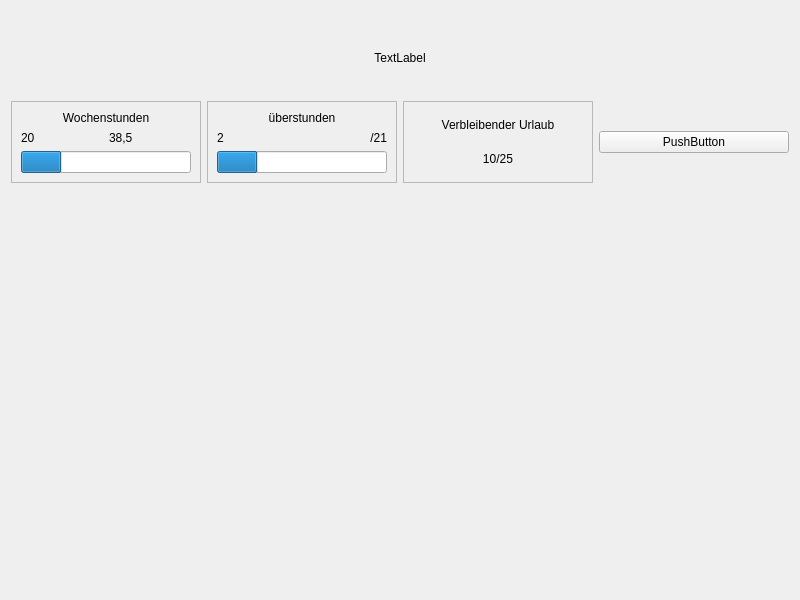
First picture: the form in HR_Managment_System_Application/dashboard.ui, repository MehmetMertt/twentyONE_HR_System, before the edit.
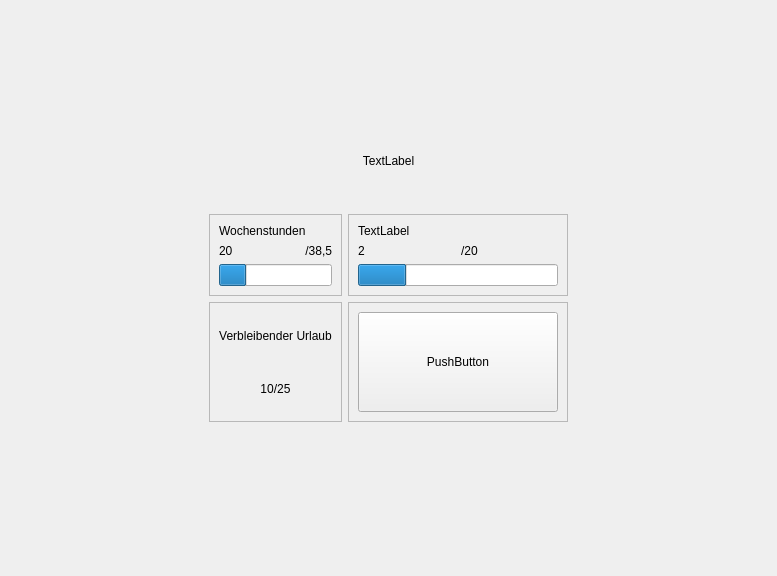
Second picture: the form after the edit.

Commit message: dashboard andere anordnung

The edit to the form file:
```diff
--- a/HR_Managment_System_Application/dashboard.ui
+++ b/HR_Managment_System_Application/dashboard.ui
@@ -6,8 +6,8 @@
    <rect>
     <x>0</x>
     <y>0</y>
-    <width>800</width>
-    <height>600</height>
+    <width>777</width>
+    <height>576</height>
    </rect>
   </property>
   <property name="sizePolicy">
@@ -21,13 +21,10 @@
   </property>
   <layout class="QVBoxLayout" name="verticalLayout_2">
    <item>
-    <spacer name="verticalSpacer">
+    <spacer name="verticalSpacer_2">
      <property name="orientation">
       <enum>Qt::Vertical</enum>
      </property>
-     <property name="sizeType">
-      <enum>QSizePolicy::Maximum</enum>
-     </property>
      <property name="sizeHint" stdset="0">
       <size>
        <width>20</width>
@@ -42,7 +39,7 @@
       <string>TextLabel</string>
      </property>
      <property name="alignment">
-      <set>Qt::AlignHCenter|Qt::AlignTop</set>
+      <set>Qt::AlignCenter</set>
      </property>
      <property name="labeltype" stdset="0">
       <string>wieso</string>
@@ -60,48 +57,110 @@
      <property name="sizeHint" stdset="0">
       <size>
        <width>20</width>
-       <height>30</height>
+       <height>40</height>
       </size>
      </property>
     </spacer>
    </item>
    <item>
-    <layout class="QVBoxLayout" name="verticalLayout">
+    <layout class="QGridLayout" name="gridLayout_7">
+     <item row="0" column="0">
+      <spacer name="horizontalSpacer">
+       <property name="orientation">
+        <enum>Qt::Horizontal</enum>
+       </property>
+       <property name="sizeHint" stdset="0">
+        <size>
+         <width>40</width>
+         <height>20</height>
+        </size>
+       </property>
+      </spacer>
+     </item>
+     <item row="1" column="2">
+      <widget class="QFrame" name="frame_4">
+       <property name="frameShape">
+        <enum>QFrame::StyledPanel</enum>
+       </property>
+       <property name="frameShadow">
+        <enum>QFrame::Raised</enum>
+       </property>
+       <layout class="QVBoxLayout" name="verticalLayout_7">
      <item>
-      <layout class="QHBoxLayout" name="horizontalLayout">
-       <item>
-        <widget class="QFrame" name="frame_18">
+         <widget class="QPushButton" name="pushButton">
          <property name="sizePolicy">
-          <sizepolicy hsizetype="Preferred" vsizetype="Preferred">
-           <horstretch>0</horstretch>
-           <verstretch>0</verstretch>
-          </sizepolicy>
-         </property>
+           <sizepolicy hsizetype="Fixed" vsizetype="Fixed">
+            <horstretch>100</horstretch>
+            <verstretch>100</verstretch>
+           </sizepolicy>
+          </property>
+          <property name="minimumSize">
+           <size>
+            <width>200</width>
+            <height>100</height>
+           </size>
+          </property>
+          <property name="text">
+           <string>PushButton</string>
+          </property>
+         </widget>
+        </item>
+       </layout>
+      </widget>
+     </item>
+     <item row="1" column="1">
+      <widget class="QFrame" name="frame_2">
          <property name="frameShape">
           <enum>QFrame::StyledPanel</enum>
          </property>
          <property name="frameShadow">
           <enum>QFrame::Raised</enum>
          </property>
-         <layout class="QVBoxLayout" name="verticalLayout_23">
+       <layout class="QVBoxLayout" name="verticalLayout_6">
           <item>
-           <widget class="QLabel" name="label_6">
+         <widget class="QLabel" name="label_7">
             <property name="text">
-             <string>Wochenstunden</string>
+           <string>Verbleibender Urlaub</string>
             </property>
             <property name="alignment">
              <set>Qt::AlignCenter</set>
             </property>
-            <property name="labeltype" stdset="0">
-             <string>data_header</string>
-            </property>
-           </widget>
-          </item>
-          <item>
-           <layout class="QHBoxLayout" name="horizontalLayout_25">
+         </widget>
+        </item>
             <item>
              <widget class="QLabel" name="label_8">
               <property name="text">
+           <string>10/25</string>
+          </property>
+          <property name="alignment">
+           <set>Qt::AlignCenter</set>
+          </property>
+         </widget>
+        </item>
+       </layout>
+      </widget>
+     </item>
+     <item row="0" column="1">
+      <widget class="QFrame" name="frame">
+       <property name="frameShape">
+        <enum>QFrame::StyledPanel</enum>
+       </property>
+       <property name="frameShadow">
+        <enum>QFrame::Raised</enum>
+       </property>
+       <layout class="QVBoxLayout" name="verticalLayout_4">
+        <item>
+         <widget class="QLabel" name="label_2">
+          <property name="text">
+           <string>Wochenstunden</string>
+          </property>
+         </widget>
+        </item>
+        <item>
+         <layout class="QHBoxLayout" name="horizontalLayout">
+          <item>
+           <widget class="QLabel" name="label_4">
+            <property name="text">
                <string>20</string>
               </property>
               <property name="labeltype" stdset="0">
@@ -110,12 +169,12 @@
              </widget>
             </item>
             <item>
-             <widget class="QLabel" name="label_7">
+           <widget class="QLabel" name="label_3">
               <property name="text">
-               <string>38,5</string>
-              </property>
-              <property name="labeltype" stdset="0">
-               <string>max_value</string>
+             <string>/38,5</string>
+            </property>
+            <property name="alignment">
+             <set>Qt::AlignRight|Qt::AlignTrailing|Qt::AlignVCenter</set>
               </property>
              </widget>
             </item>
@@ -124,7 +183,7 @@
           <item>
            <widget class="QProgressBar" name="progressBar">
             <property name="sizePolicy">
-             <sizepolicy hsizetype="Ignored" vsizetype="Fixed">
+           <sizepolicy hsizetype="Minimum" vsizetype="Fixed">
               <horstretch>0</horstretch>
               <verstretch>0</verstretch>
              </sizepolicy>
@@ -140,8 +199,8 @@
          </layout>
         </widget>
        </item>
-       <item>
-        <widget class="QFrame" name="frame_17">
+     <item row="0" column="2">
+      <widget class="QFrame" name="frame_3">
          <property name="frameShape">
           <enum>QFrame::StyledPanel</enum>
          </property>
@@ -152,20 +211,14 @@
           <item>
            <widget class="QLabel" name="label_ueberstunden_6">
             <property name="text">
-             <string>überstunden</string>
-            </property>
-            <property name="alignment">
-             <set>Qt::AlignCenter</set>
-            </property>
-            <property name="labeltype" stdset="0">
-             <string>data_header</string>
+           <string>TextLabel</string>
             </property>
            </widget>
           </item>
           <item>
            <layout class="QHBoxLayout" name="horizontalLayout_26">
             <item>
-             <widget class="QLabel" name="ueberstunden_aktuell_6">
+           <widget class="QLabel" name="label_6">
               <property name="text">
                <string>2</string>
               </property>
@@ -177,13 +230,7 @@
             <item>
              <widget class="QLabel" name="ueberstunden_max_6">
               <property name="text">
-               <string>/21</string>
-              </property>
-              <property name="alignment">
-               <set>Qt::AlignRight|Qt::AlignTrailing|Qt::AlignVCenter</set>
-              </property>
-              <property name="labeltype" stdset="0">
-               <string>max_value</string>
+             <string>/20</string>
               </property>
              </widget>
             </item>
@@ -208,60 +255,23 @@
          </layout>
         </widget>
        </item>
-       <item>
-        <widget class="QFrame" name="frame_16">
-         <property name="sizePolicy">
-          <sizepolicy hsizetype="Preferred" vsizetype="Preferred">
-           <horstretch>0</horstretch>
-           <verstretch>0</verstretch>
-          </sizepolicy>
-         </property>
-         <property name="frameShape">
-          <enum>QFrame::StyledPanel</enum>
-         </property>
-         <property name="frameShadow">
-          <enum>QFrame::Raised</enum>
-         </property>
-         <layout class="QVBoxLayout" name="verticalLayout_22">
-          <item>
-           <widget class="QLabel" name="urlaub_verbraucht">
-            <property name="text">
-             <string>Verbleibender Urlaub</string>
-            </property>
-            <property name="alignment">
-             <set>Qt::AlignCenter</set>
-            </property>
-            <property name="labeltype" stdset="0">
-             <string>data_header</string>
-            </property>
-           </widget>
-          </item>
-          <item>
-           <widget class="QLabel" name="Urlaub">
-            <property name="text">
-             <string>10/25</string>
-            </property>
-            <property name="alignment">
-             <set>Qt::AlignCenter</set>
-            </property>
-           </widget>
-          </item>
-         </layout>
-        </widget>
+     <item row="0" column="3">
+      <spacer name="horizontalSpacer_2">
+       <property name="orientation">
+        <enum>Qt::Horizontal</enum>
+       </property>
+       <property name="sizeHint" stdset="0">
+        <size>
+         <width>40</width>
+         <height>20</height>
+        </size>
+       </property>
+      </spacer>
+     </item>
+    </layout>
        </item>
        <item>
-        <widget class="QPushButton" name="button_start_5">
-         <property name="text">
-          <string>PushButton</string>
-         </property>
-        </widget>
-       </item>
-      </layout>
-     </item>
-    </layout>
-   </item>
-   <item>
-    <spacer name="verticalSpacer_2">
+    <spacer name="verticalSpacer">
      <property name="orientation">
       <enum>Qt::Vertical</enum>
      </property>
```
Left out of the diff: 16 changed lines with no effect on the pictures. Lines whose indentation alone changed are shown as unchanged. The commit also changes 2 other files.
